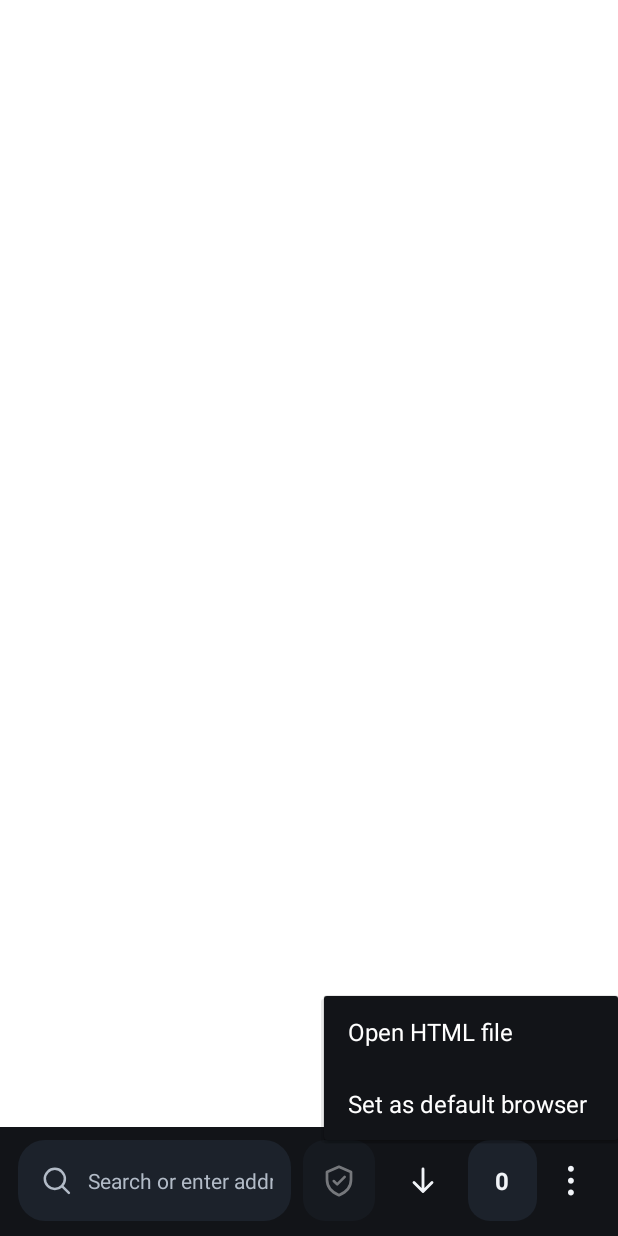
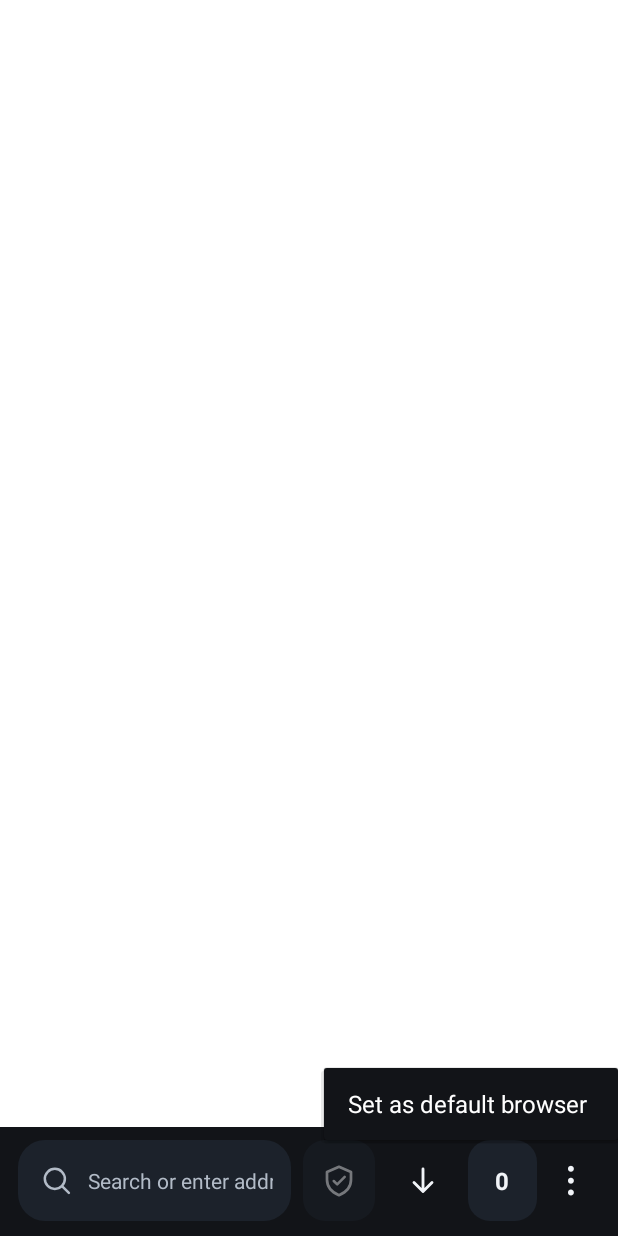
Before and after one commit to hyouka56/browser, an Android app: the screen it shows after launch (MainActivity), after a tap on an icon or button, on a phone screen of 412 x 824 dp. Run offline under Robolectric (Android 15) with nearby library versions, the phone set to English and light mode, and no system bars; libraries missing offline, so code that uses them is left out: com.cefrium; 25 statements that could not run were skipped; 2 other taps on this screen came first.

Commit message:
Use Android Open with for local HTML files

```diff
--- a/app/src/main/AndroidManifest.xml
+++ b/app/src/main/AndroidManifest.xml
@@ -46,6 +46,8 @@
             <intent-filter>
                 <action android:name="android.intent.action.VIEW" />
                 <category android:name="android.intent.category.DEFAULT" />
+                <data android:scheme="content" />
+                <data android:scheme="file" />
                 <data android:mimeType="text/html" />
                 <data android:mimeType="application/xhtml+xml" />
             </intent-filter>
--- a/app/src/main/java/com/search/browser/HtmlDocumentSupport.kt
+++ b/app/src/main/java/com/search/browser/HtmlDocumentSupport.kt
@@ -14,7 +14,8 @@ object HtmlDocumentSupport {
             ?.substringBefore(';')
             ?.trim()
             ?.lowercase(Locale.ROOT)
-        return extension in htmlExtensions || normalizedMimeType in htmlMimeTypes
+        return extension?.let(htmlExtensions::contains) == true ||
+            normalizedMimeType?.let(htmlMimeTypes::contains) == true
     }
 
     fun safeFileName(displayName: String?): String {
--- a/app/src/main/java/com/search/browser/MainActivity.kt
+++ b/app/src/main/java/com/search/browser/MainActivity.kt
@@ -148,11 +148,6 @@ class MainActivity : AppCompatActivity() {
     ) {
         updateDefaultBrowserButton()
     }
-    private val htmlDocumentPicker = registerForActivityResult(
-        ActivityResultContracts.OpenDocument()
-    ) { uri ->
-        uri?.let { openHtmlDocument(it) }
-    }
 
     override fun onCreate(savedInstanceState: Bundle?) {
         super.onCreate(savedInstanceState)
@@ -986,20 +981,19 @@ class MainActivity : AppCompatActivity() {
         defaultBrowserButton = textView("⋮", 26f, COLOR_TEXT_PRIMARY, bold = true).apply {
             gravity = Gravity.CENTER
             contentDescription = "Browser options"
-            visibility = View.VISIBLE
+            visibility = if (isDefaultBrowser()) View.GONE else View.VISIBLE
             setOnClickListener { anchor ->
-                PopupMenu(this@MainActivity, anchor).apply {
-                    menu.add("Open HTML file").setOnMenuItemClickListener {
-                        openHtmlFilePicker()
-                        true
-                    }
-                    if (!isDefaultBrowser()) {
-                        menu.add("Set as default browser").setOnMenuItemClickListener {
+                if (isDefaultBrowser()) {
+                    updateDefaultBrowserButton()
+                } else {
+                    PopupMenu(this@MainActivity, anchor).apply {
+                        menu.add("Set as default browser")
+                        setOnMenuItemClickListener {
                             requestDefaultBrowserRole()
                             true
                         }
-                    }
-                }.show()
+                    }.show()
+                }
             }
         }
         bar.addView(defaultBrowserButton, LinearLayout.LayoutParams(dp(40), dp(54)).apply {
@@ -1306,15 +1300,6 @@ class MainActivity : AppCompatActivity() {
         )
     }
 
-    private fun openHtmlFilePicker() {
-        runCatching {
-            htmlDocumentPicker.launch(arrayOf("text/html", "application/xhtml+xml"))
-        }.onFailure { error ->
-            Log.e(TAG, "Unable to launch the HTML file picker", error)
-            Toast.makeText(this, "Unable to open the file picker", Toast.LENGTH_LONG).show()
-        }
-    }
-
     private fun openHtmlDocument(uri: Uri, suppliedMimeType: String? = null) {
         val file = copyHtmlDocument(uri, suppliedMimeType)
         if (file == null) {
@@ -1422,7 +1407,7 @@ class MainActivity : AppCompatActivity() {
 
     private fun updateDefaultBrowserButton() {
         if (!::defaultBrowserButton.isInitialized) return
-        defaultBrowserButton.visibility = View.VISIBLE
+        defaultBrowserButton.visibility = if (isDefaultBrowser()) View.GONE else View.VISIBLE
         defaultBrowserButton.contentDescription = "Browser options"
     }
 
```
Also changed, not shown: 1 other file.
